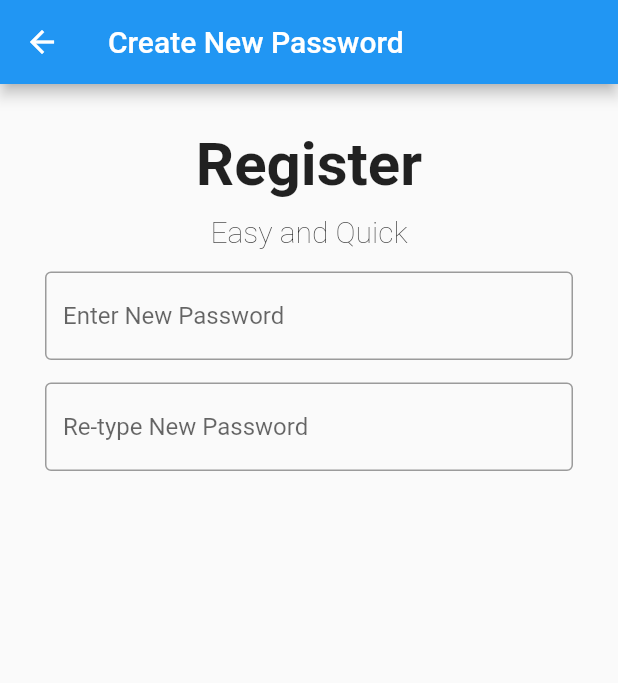
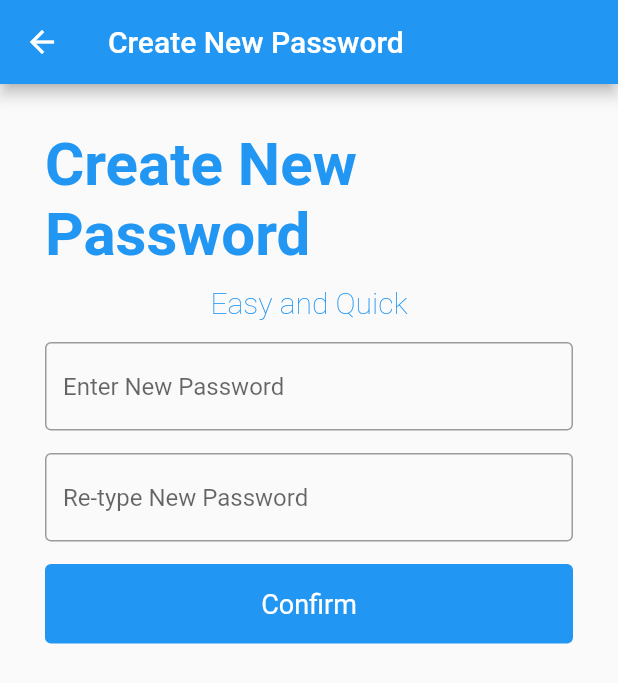
Before and after one commit to mrikesh/Flutter-Practice, a Flutter app: the ForgetPassword screen opened directly, on a phone screen of 412 x 824 dp. Shown: the top 683 px of the screen. Run offline on Flutter 3.47's test engine with Material 2 defaults, Android fonts, the phone set to English and light mode, and no system bars; missing offline and left inert: dart:html; network calls fail.

Commit message:
Button Inserted

```diff
--- a/lib/main.dart
+++ b/lib/main.dart
@@ -211,6 +211,7 @@ class CreateAccount extends StatelessWidget {
                 style: TextStyle(
                   fontSize: 40,
                   fontWeight: FontWeight.bold,
+                  color: Colors.blue,
                 ),
                 textAlign: TextAlign.start,
               ),
@@ -222,6 +223,7 @@ class CreateAccount extends StatelessWidget {
                 style: TextStyle(
                   fontSize: 20,
                   fontWeight: FontWeight.w200,
+                  color: Colors.blue,
                 ),
               ),
               SizedBox(
@@ -269,6 +271,27 @@ class CreateAccount extends StatelessWidget {
                   border: OutlineInputBorder(),
                 ),
               ),
+              SizedBox(
+                  height: 15,
+                ),
+                TextButton(
+                  onPressed: () {
+                    Navigator.push(
+                      context,
+                      MaterialPageRoute(builder: (context) => Login()),
+                    );
+                  },
+                  child: Text("Confirm"),
+                  style: TextButton.styleFrom(
+                    padding: const EdgeInsets.all(16.0),
+                    minimumSize: Size(485, 50),
+                    backgroundColor: Colors.blue,
+                    primary: Colors.white,
+                    textStyle: TextStyle(
+                      fontSize: 18,
+                    ),
+                  ),
+                ),
             ],
           ),
         ),
@@ -291,10 +314,11 @@ class ForgetPassword extends StatelessWidget {
         child: Column(
           children: [
             Text(
-              "Register",
+              "Create New Password",
               style: TextStyle(
                 fontSize: 40,
                 fontWeight: FontWeight.bold,
+                color: Colors.blue,
               ),
               textAlign: TextAlign.start,
             ),
@@ -306,6 +330,7 @@ class ForgetPassword extends StatelessWidget {
               style: TextStyle(
                 fontSize: 20,
                 fontWeight: FontWeight.w200,
+                color: Colors.blue,
               ),
             ),
             SizedBox(
@@ -326,6 +351,27 @@ class ForgetPassword extends StatelessWidget {
                 border: OutlineInputBorder(),
               ),
             ),
+            SizedBox(
+              height: 15,
+            ),
+            TextButton(
+              onPressed: () {
+                Navigator.push(
+                  context,
+                  MaterialPageRoute(builder: (context) => Login()),
+                );
+              },
+              child: Text("Confirm"),
+              style: TextButton.styleFrom(
+                padding: const EdgeInsets.all(16.0),
+                minimumSize: Size(485, 50),
+                backgroundColor: Colors.blue,
+                primary: Colors.white,
+                textStyle: TextStyle(
+                  fontSize: 18,
+                ),
+              ),
+            ),
           ],
         ),
       ),
```
Lines whose indentation alone changed are shown as unchanged.
